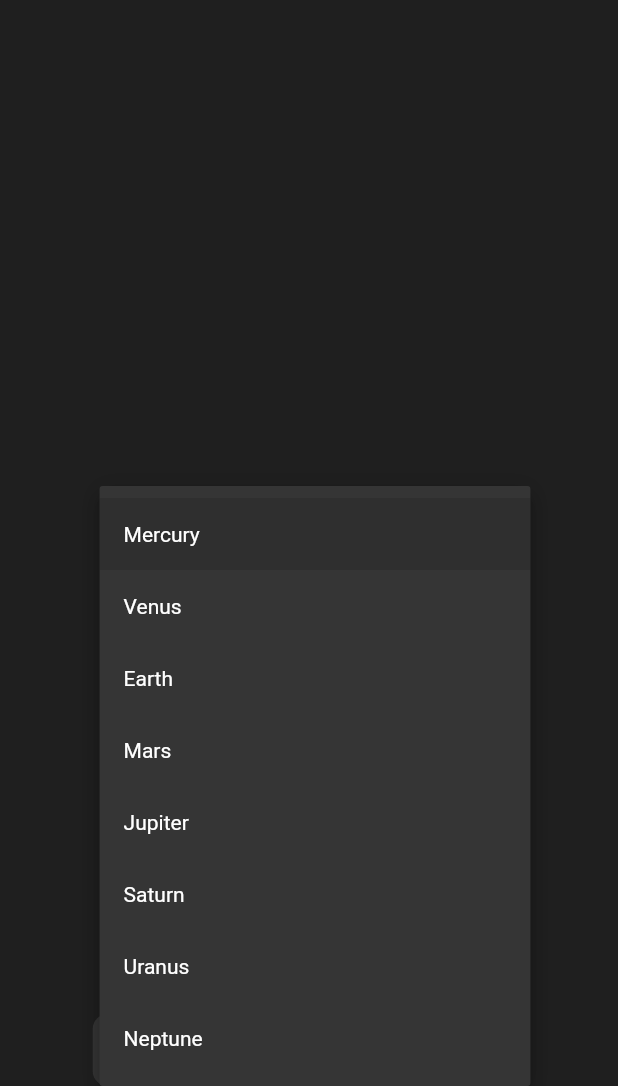
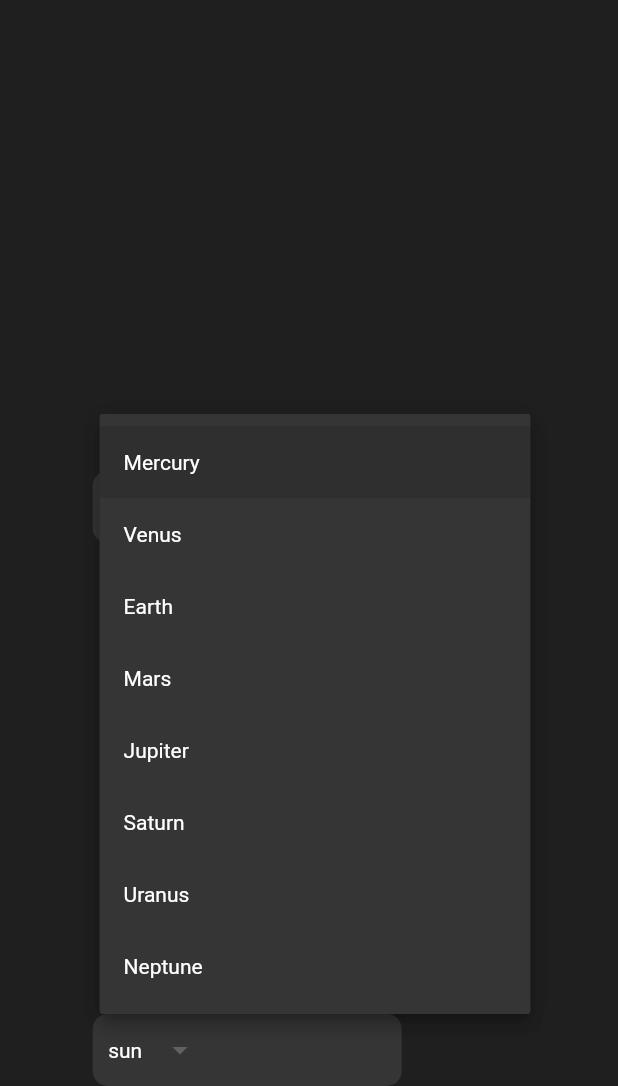
Before and after one commit to aderajeY/flutter-auth, a Flutter app: the screen it shows after launch, after a tap on "Mercury", on a phone screen of 412 x 824 dp, the part 150-1236 px from its top. Run offline on Flutter 3.47's test engine with Material 3 defaults, Android fonts, the phone set to English and light mode, and no system bars.

Commit message:
dropdown class

```diff
--- a/lib/screens/home_page.dart
+++ b/lib/screens/home_page.dart
@@ -1,5 +1,6 @@
 // ignore_for_file: must_be_immutable, sort_child_properties_last, avoid_unnecessary_containers, no_leading_underscores_for_local_identifiers
 
+import 'package:auth/widgets/custom_dropdown_button.dart';
 import 'package:flutter/material.dart';
 
 class HomePage extends StatelessWidget {
@@ -24,6 +25,7 @@ class HomePage extends StatelessWidget {
             children: [
               _screenTitle(),
               _dropDownWidget(),
+              _sunMoon()
             ],
           ),
         ),
@@ -54,7 +56,7 @@ class HomePage extends StatelessWidget {
   }
 
   Widget _dropDownWidget() {
-    List<String> _items = [
+    return CustomDropDownClass(values: const [
       'Mercury',
       'Venus',
       'Earth',
@@ -63,43 +65,13 @@ class HomePage extends StatelessWidget {
       'Saturn',
       'Uranus',
       'Neptune'
-    ];
-    return Container(
-      padding: EdgeInsets.symmetric(
-        horizontal: _deviceWidth * 0.05,
-      ),
-      width: _deviceWidth,
-      decoration: BoxDecoration(
-        color: const Color.fromRGBO(
-          53,
-          53,
-          53,
-          1.0,
-        ),
-        borderRadius: BorderRadius.circular(
-          10,
-        )
-      ),
-      child: DropdownButton(
-        onChanged: (_) {},
-        value: _items.first,
-        items: _items
-            .map((e) => DropdownMenuItem(
-                  child: Text(e),
-                  value: e,
-                ))
-            .toList(),
-        underline: Container(),
-        dropdownColor: const Color.fromRGBO(
-          53,
-          53,
-          53,
-          1.0,
-        ),
-        style: const TextStyle(
-          color: Colors.white,
-        ),
-      ),
+    ], width: _deviceWidth);
+  }
+
+  Widget _sunMoon() {
+    return CustomDropDownClass(
+      values: const ['sun', 'moon'],
+      width: _deviceWidth * 0.5,
     );
   }
 }
--- /dev/null
+++ b/lib/widgets/custom_dropdown_button.dart
@@ -0,0 +1,48 @@
+import 'package:flutter/material.dart';
+
+class CustomDropDownClass extends StatelessWidget {
+  List<String> values;
+  double width;
+  CustomDropDownClass({required this.values, required this.width});
+
+  @override
+  Widget build(BuildContext context) {
+    return Container(
+      padding: EdgeInsets.symmetric(
+        horizontal: width * 0.05,
+      ),
+      width: width,
+      decoration: BoxDecoration(
+        color: const Color.fromRGBO(
+          53,
+          53,
+          53,
+          1.0,
+        ),
+        borderRadius: BorderRadius.circular(
+          10,
+        )
+      ),
+      child: DropdownButton(
+        onChanged: (_) {},
+        value: values.first,
+        items: values
+            .map((e) => DropdownMenuItem(
+                  child: Text(e),
+                  value: e,
+                ))
+            .toList(),
+        underline: Container(),
+        dropdownColor: const Color.fromRGBO(
+          53,
+          53,
+          53,
+          1.0,
+        ),
+        style: const TextStyle(
+          color: Colors.white,
+        ),
+      ),
+    );
+  }
+}
```
